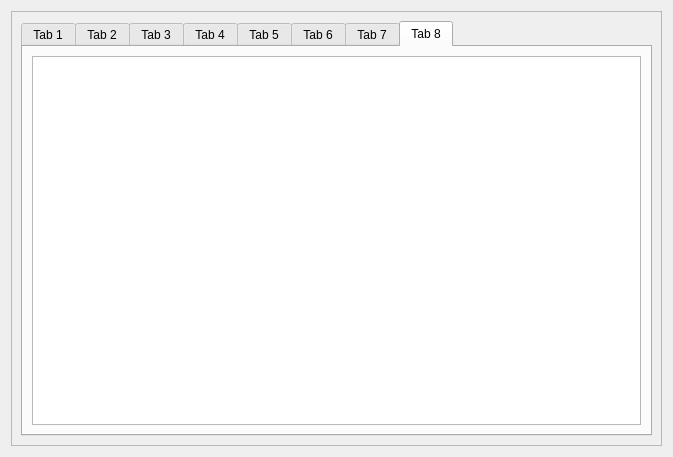
This is Qt/my_programm/_For_tests/src/for_tests_mainbox/src/ui/for_tests_mainbox.ui in RinatB2017/mega_GIT as Qt 5 draws it before an edit. The edited form follows.
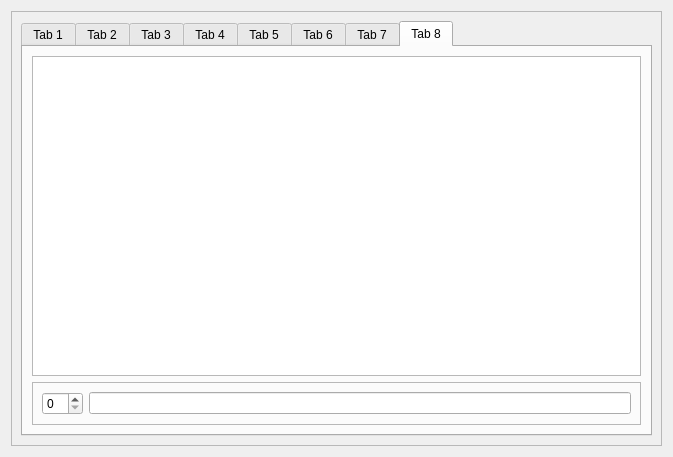
This is the edited form. The open tabs and pages were chosen to show the change. Icons and pictures are not drawn. Custom widgets are drawn as their Qt base class.

Patch:
```diff
--- a/Qt/my_programm/_For_tests/src/for_tests_mainbox/src/ui/for_tests_mainbox.ui
+++ b/Qt/my_programm/_For_tests/src/for_tests_mainbox/src/ui/for_tests_mainbox.ui
@@ -423,6 +423,24 @@
           <item>
            <widget class="QTextBrowser" name="textBrowser"/>
           </item>
+          <item>
+           <widget class="QFrame" name="test_frame">
+            <property name="frameShape">
+             <enum>QFrame::StyledPanel</enum>
+            </property>
+            <property name="frameShadow">
+             <enum>QFrame::Raised</enum>
+            </property>
+            <layout class="QHBoxLayout" name="horizontalLayout_7">
+             <item>
+              <widget class="QSpinBox" name="sb_test"/>
+             </item>
+             <item>
+              <widget class="QLineEdit" name="le_test"/>
+             </item>
+            </layout>
+           </widget>
+          </item>
          </layout>
         </widget>
        </widget>
```
Left out of the diff: 14 changed lines with no effect on the pictures.
